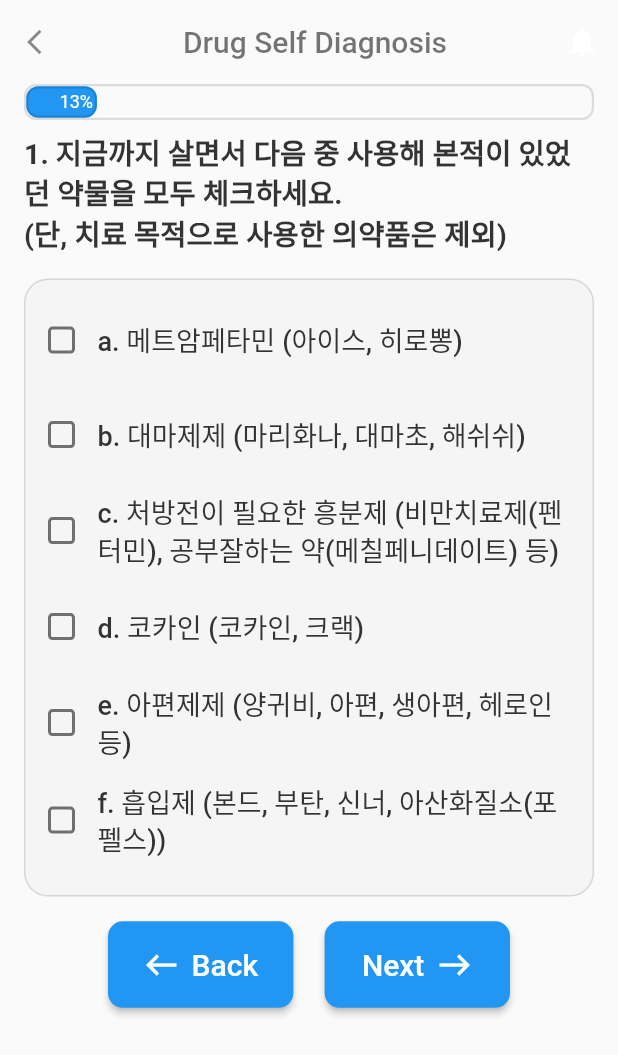
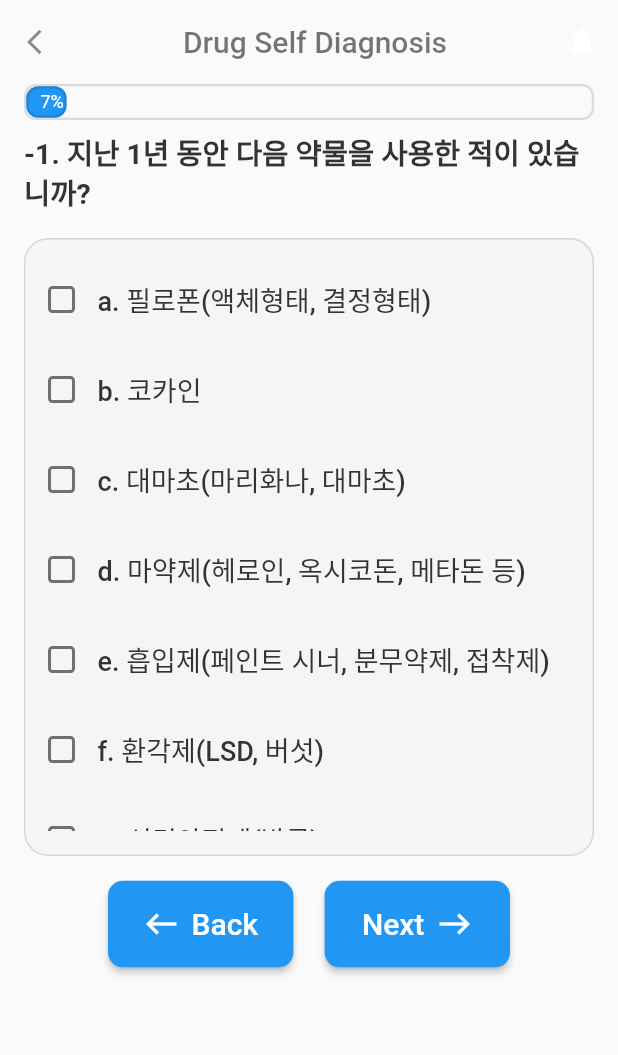
Before and after one commit to 2023-GSC-Diviction/Diviction-User, a Flutter app: the DrugSelfDiagnosis screen opened directly, on a phone screen of 412 x 824 dp. Shown: the top 1055 px of the screen. Run offline on Flutter 3.47's test engine with Material 2 defaults, Android fonts, the light colour scheme and no system bars; drawn by our look-alikes of flutter_animation_progress_bar; our stand-ins replace dio, flutter_chat_bubble, flutter_riverpod, image_picker, shared_preferences, table_calendar; accounts and stored records are empty.

Commit message:
feat change: 약물 자가진단의 UI 및 기능을 DAST(약물 선별 설문조사)로 변경함

```diff
--- a/lib/config/text_for_survey.dart
+++ b/lib/config/text_for_survey.dart
@@ -1,6 +1,49 @@
 import 'package:flutter/material.dart';
 
 const List<String> question = [
+  '-1. 지난 1년 동안 다음 약물을 사용한 적이 있습니까?',
+  '0. 이러한 약물을 얼마나 자주 사용했습니까?',
+  '1. 의료상 필요한 경우 이외에 약물을 사용했습니까?',
+  '2. 한 번에 두가지 이상의 약물을 남용합니까?',
+  '3. 중단하고 싶을 때 약물 사용을 중단 할 수 있습니까?',
+  '4. 약물 사용으로 인해 일시적 기억상실 또는 환각을 경험한 적이 있습니까?',
+  '5. 약물 사용에 대하여 나쁘다고 생각하거나 최책감을 느낍니까?',
+  '6. 귀하의 약물 사용에 대해 배우자(또는 부모)가 불평한 적이 있습니까?',
+  '7. 약물 사용을 이유로 가족을 소홀히 한 적이 있습니까? ',
+  '8. 약물을 입수하기 위해 불법적인 활동에 관여한 적이 있습니까?',
+  '9. 약물 복용을 중단했을 때 금단증상을 경험한 적이 있습니까? ',
+  '10. 약물 사용으로 인해 의학적 문제(예: 기억상실, 간염, 경련, 출혈)를 겪은적이 있습니까?',
+  '11. 주사로 약물을 주입한 적이 있습니까?',
+  '12. 약물 남용 치료를 받은 적이 있습니까?',
+];
+
+const Map<int, List<String>> answer = {
+  -1: [
+    'a. 필로폰(액체형태, 결정형태)',
+    'b. 코카인',
+    'c. 대마초(마리화나, 대마초)',
+    'd. 마약제(헤로인, 옥시코돈, 메타돈 등)',
+    'e. 흡입제(페인트 시너, 분무약제, 접착제)',
+    'f. 환각제(LSD, 버섯)',
+    'g. 신경안정제(발륨)',
+    'h. 기타 (신종 마약류)',
+  ],
+  0: ['월 1회 또는 미만', '매주', '매일 또는 거의 매일'],
+  1: ['아니요', '예'],
+  2: ['아니요', '예'],
+  3: ['아니요', '예'],
+  4: ['아니요', '예'],
+  5: ['아니요', '예'],
+  6: ['아니요', '예'],
+  7: ['아니요', '예'],
+  8: ['아니요', '예'],
+  9: ['아니요', '예'],
+  10: ['아니요', '예'],
+  11: ['없음', '있음, 지난 90일 이내', '있음, 지난 90일 이후'],
+  12: ['없음', '현재 치료중', '과거에 받은 적 있음'],
+};
+
+const List<String> question_pre = [
   '1. 지금까지 살면서 다음 중 사용해 본적이 있었던 약물을 모두 체크하세요.\n(단, 치료 목적으로 사용한 의약품은 제외)',
   '2. 아래의 약물을 지난 3개월 간 얼마나 자주 사용했습니까?',
   '3. 아래의 약물을 사용하고 싶은 강한 욕구가 지난 3개월 간 얼마나 자주 있었습니까?',
@@ -11,7 +54,7 @@ const List<String> question = [
   '8. 치료 이외의 목적으로, 주사기로 약물을 투여한 적이 있습니까?'
 ];
 
-const Map<int, List<String>> answer = {
+const Map<int, List<String>> answer_pre = {
   1: [
     'a. 메트암페타민 (아이스, 히로뽕)',
     'b. 대마제제 (마리화나, 대마초, 해쉬쉬)',
--- a/lib/screen/drug_self-diagnosis.dart
+++ b/lib/screen/drug_self-diagnosis.dart
@@ -1,5 +1,6 @@
 import 'package:diviction_user/config/style.dart';
 import 'package:diviction_user/config/text_for_survey.dart';
+import 'package:diviction_user/screen/drug_survey_result.dart';
 import 'package:diviction_user/widget/appbar.dart';
 import 'package:flutter/material.dart';
 import 'package:flutter_animation_progress_bar/flutter_animation_progress_bar.dart';
@@ -11,11 +12,13 @@ class DrugSelfDiagnosis extends StatefulWidget {
   State<DrugSelfDiagnosis> createState() => _DrugSelfDiagnosisState();
 }
 
+final int MaxValue = 12;
+
 class _DrugSelfDiagnosisState extends State<DrugSelfDiagnosis> {
-  int currentIndex = 1;
-  int MaxValue = 8;
-  List<bool> checkBoxList = List.generate(10, (index) => false); // false 10개
-  List<List<int>> choosedAnswers = []; // 마약 선택시에 그 개수에 맞게 초기화
+  int currentIndex = -1;
+  List<bool> checkBoxList = List.generate(8, (index) => false); // false 8개
+  // choosedAnswers : 0번 질문 부터 12번 질문까지에 대한 응답을 저장함 13개
+  List<int> choosedAnswers = List.generate(MaxValue + 1, (index) => -1);
   List<String> SelectedDrugsName = []; // 마약 선택시에 초기화
   ScrollController _scrollController =
       ScrollController(); // Next 버튼 누르면 스크롤 위치 초기화 되게할 때 사용
@@ -27,14 +30,8 @@ class _DrugSelfDiagnosisState extends State<DrugSelfDiagnosis> {
         List.generate(checkBoxList.length, (index) => index)
             .where((index) => checkBoxList[index] == true)
             .toList();
-    // print(SelectedDrugs);
     SelectedDrugsName =
         List.generate(SelectedDrugs.length, (index) => answer[1]![index]);
-    if (SelectedDrugs.length != choosedAnswers.length) {
-      choosedAnswers = List.generate(
-          SelectedDrugs.length, (index) => List.generate(7, (index) => -1));
-    }
-    // print(choosedAnswers);
     return SafeArea(
       child: Scaffold(
         appBar: const MyAppbar(
@@ -44,40 +41,30 @@ class _DrugSelfDiagnosisState extends State<DrugSelfDiagnosis> {
         ),
         body: Padding(
           padding: const EdgeInsets.only(left: 16, right: 16, bottom: 32),
+          child: SingleChildScrollView(
             child: Column(
               children: [
                 FAProgressBar(
-                currentValue: (currentIndex / MaxValue) * 100,
+                  currentValue: ((currentIndex + 2) / (MaxValue + 2)) * 100,
                   displayText: '%',
                   size: 24, // 높이
                   progressColor: Colors.blue,
                   border: Border.all(width: 1.5, color: Colors.black12),
                 ),
                 SizedBox(height: MediaQuery.of(context).size.height * 0.01),
-              Text(question[currentIndex - 1],
+                Text(question[currentIndex+1],
                     style: TextStyles.questionTextStyle),
                 SizedBox(height: MediaQuery.of(context).size.height * 0.02),
-              if (currentIndex == 1)
+                if (currentIndex == -1)
                   DrugChoose(
                     checkBoxList: checkBoxList,
                     drugCheckBoxPressed: drugCheckBoxPressed,
                   ),
-              if (currentIndex != 1)
-                Expanded(
-                  child: ListView.builder(
-                    controller: _scrollController,
-                    itemCount: SelectedDrugs.length,
-                    itemBuilder: (context, index) {
-                      return ExpectedAnswer(
-                        DrugName: answer[1]![SelectedDrugs[index]],
+                if (currentIndex != -1)
+                  ExpectedAnswer(
                     currentIndex: currentIndex,
-                        choosedAnswer_index: choosedAnswers[index],
+                    choosedAnswer: choosedAnswers,
                     onAnswerPressed: onAnswerPressed,
-                        ID: index,
-                        useRemoveLastLine: SelectedDrugs.length,
-                      );
-                    },
-                  ),
                   ),
                 SizedBox(height: MediaQuery.of(context).size.height * 0.02),
                 Padding(
@@ -91,14 +78,16 @@ class _DrugSelfDiagnosisState extends State<DrugSelfDiagnosis> {
                         onPressed: onBackButtonPressed,
                       ),
                       PreOrNextButton(
-                      content: currentIndex != 8 ? 'Next' : 'Result',
-                      icondata: currentIndex != 8 ? Icons.east : Icons.done,
+                        content: currentIndex != MaxValue ? 'Next' : 'Result',
+                        icondata:
+                            currentIndex != MaxValue ? Icons.east : Icons.done,
                         onPressed: onNextButtonPressed,
                       ),
                     ],
                   ),
                 ),
               ],
+            ),
           ),
         ),
       ),
@@ -111,70 +100,58 @@ class _DrugSelfDiagnosisState extends State<DrugSelfDiagnosis> {
     });
   }
 
-  void onAnswerPressed(int ID, int index) {
+  void onAnswerPressed(int index) {
     setState(() {
-      choosedAnswers[ID][currentIndex - 2] = index;
+      choosedAnswers[currentIndex] = index;
+      print(choosedAnswers);
     });
   }
 
   void onBackButtonPressed() {
     setState(() {
-      if (currentIndex > 1) {
-        _scrollToTop();
+      if (currentIndex >= 0) {
         currentIndex -= 1;
+        print('currentIndex $currentIndex');
       }
     });
   }
 
   void onNextButtonPressed() {
     setState(() {
-      if (currentIndex == 1) {
+      if (currentIndex == -1) {
         currentIndex += 1;
         return;
       }
-      // 해당 문항에서 사용자가 선택한 답변의 배열을 가져옴
-      var CheckUserAnswer =
-          choosedAnswers.map((list) => list[currentIndex - 2]).toList();
       // 하나라도 응답하지 않은 경우
-      if (CheckUserAnswer.any((value) => value == -1)) {
-        print("응답되지 않은 문항이 있습니다."); // -> 나중엔 토스트로 띄우기
-        _scrollToBottom();
+      // if (choosedAnswers.any((value) => value == -1)) {
+      //   print("응답되지 않은 문항이 있습니다."); // -> 나중엔 토스트로 띄우기
+      //   _scrollToBottom();
+      //   return;
+      // }
+      if (currentIndex != MaxValue) {
+        currentIndex += 1;
+        print('currentIndex $currentIndex');
         return;
       }
-      if (currentIndex != 8) {
-        _scrollToTop();
-        currentIndex += 1;
-      } else {
+      if (currentIndex == MaxValue) {
         print("자가진단 완료");
         choosedAnswers.forEach(
           (innerList) {
             print(SelectedDrugsName[choosedAnswers.indexOf(innerList)]);
             print(innerList);
             // 계산로직 추가하기
+            // API콜해서 데이터 저장하고
+            // 화면 전환
+            // Navigator.push(context,
+            //     MaterialPageRoute(builder: (context) => DrugSurveyResult()));
           },
         );
       }
     });
   }
-
-  void _scrollToTop() {
-    _scrollController.animateTo(
-      0,
-      duration: Duration(milliseconds: 300),
-      curve: Curves.easeInOut,
-    );
 }
 
-  void _scrollToBottom() {
-    _scrollController.animateTo(
-      _scrollController.position.maxScrollExtent,
-      duration: Duration(milliseconds: 300),
-      curve: Curves.easeInOut,
-    );
-  }
-}
-
-// 1번 질문의 예상답변(중복선택o), 체크박스
+// 마약 선택, 0번 질문의 예상답변(중복선택o), 체크박스
 class DrugChoose extends StatelessWidget {
   final checkBoxList;
   final drugCheckBoxPressed;
@@ -196,11 +173,11 @@ class DrugChoose extends StatelessWidget {
       child: Padding(
         padding: const EdgeInsets.fromLTRB(0, 16, 16, 16),
         child: ListView.builder(
-          itemCount: 10,
+          itemCount: answer[-1]!.length,
           itemBuilder: (context, index) {
             return Padding(
-              padding: index != 9
-                  ? const EdgeInsets.only(bottom: 15)
+              padding: index != answer[-1]!.length - 1
+                  ? const EdgeInsets.only(bottom: 12)
                   : EdgeInsets.zero,
               child:
                   // 전체를 InkWell로 감싸서 체크박스는 UI로 사용하고 한 라인 어디든 클릭시 체크되게 구현함
@@ -220,7 +197,7 @@ class DrugChoose extends StatelessWidget {
                     ),
                     Expanded(
                       child: Text(
-                        answer[1]![index],
+                        answer[-1]![index],
                         maxLines: null,
                         style: TextStyles.answerTextStyle,
                       ),
@@ -236,24 +213,17 @@ class DrugChoose extends StatelessWidget {
   }
 }
 
-// 2~8번 질문의 예상답변(중복선택x), 라디오 버튼
+// 1~10번 질문의 예상답변(중복선택x), 라디오 버튼
 class ExpectedAnswer extends StatelessWidget {
   final int currentIndex;
-  final List<int> choosedAnswer_index;
+  final List<int> choosedAnswer;
   final onAnswerPressed;
-  final String DrugName;
-  // choosedAnswers를 2중 리스트 배열로 변경하면서 약물 다중 선택시 어느 약물에 대한 응답인지 구별할때 필요하여 만듬
-  final int ID;
-  final int useRemoveLastLine;
 
   const ExpectedAnswer({
     Key? key,
     required this.currentIndex,
-    required this.choosedAnswer_index,
+    required this.choosedAnswer,
     required this.onAnswerPressed,
-    required this.DrugName,
-    required this.ID,
-    required this.useRemoveLastLine,
   }) : super(key: key);
 
   @override
@@ -263,16 +233,15 @@ class ExpectedAnswer extends StatelessWidget {
         ...List.generate(answer[currentIndex]!.length, (index) => index).map(
           (index) => Column(
             children: [
-              if (index == 0) DrugNameTextWidget(),
               SizedBox(height: MediaQuery.of(context).size.height * 0.002),
               SizedBox(
                 width: double.infinity, // 최대 너비로 설정
                 child: InkWell(
-                  onTap: () => onAnswerPressed(ID, index),
+                  onTap: () => onAnswerPressed(index),
                   child: Container(
                     height: MediaQuery.of(context).size.height * 0.1,
                     decoration: BoxDecoration(
-                      color: choosedAnswer_index[currentIndex - 2] == index
+                      color: choosedAnswer[currentIndex] == index
                           ? Colors.blue
                           : Colors.white,
                       borderRadius: BorderRadius.circular(16),
@@ -281,7 +250,7 @@ class ExpectedAnswer extends StatelessWidget {
                     child: Center(
                       child: Text(
                         answer[currentIndex]![index],
-                        style: choosedAnswer_index[currentIndex - 2] == index
+                        style: choosedAnswer[currentIndex] == index
                             ? const TextStyle(fontSize: 20, color: Colors.white)
                             : const TextStyle(
                                 fontSize: 20, color: Colors.black87),
@@ -290,20 +259,24 @@ class ExpectedAnswer extends StatelessWidget {
                   ),
                 ),
               ),
-              const SizedBox(height: 15),
+              const SizedBox(height: 12),
             ],
           ),
         ),
-        // 마지막이 아닐 때만 구분선 넣기
-        if (useRemoveLastLine - 1 != ID) dividingLine,
-        SizedBox(
-            height: MediaQuery.of(context).size.height *
-                0.015), // 약물 여러개 일때 UI가 붙어있어서 추가함
       ],
     );
   }
+}
 
-  Widget DrugNameTextWidget() {
+class QuestionTextWidget extends StatelessWidget {
+  final String question;
+  const QuestionTextWidget({
+    Key? key,
+    required this.question,
+  }) : super(key: key);
+
+  @override
+  Widget build(BuildContext context) {
     return IntrinsicHeight(
       child: Container(
         width: double.infinity,
@@ -314,7 +287,7 @@ class ExpectedAnswer extends StatelessWidget {
         child: Padding(
           padding: const EdgeInsets.only(left: 8),
           child: Text(
-            DrugName,
+            question,
             style: const TextStyle(
               fontSize: 20,
               color: Colors.black,
--- a/lib/screen/home_screen.dart
+++ b/lib/screen/home_screen.dart
@@ -1,4 +1,5 @@
 import 'package:diviction_user/screen/drug_self-diagnosis.dart';
+import 'drug_survey_result.dart';
 import 'package:flutter/material.dart';
 import 'package:table_calendar/table_calendar.dart';
 
@@ -106,7 +107,7 @@ class TestButton extends StatelessWidget {
     return InkWell(
       onTap: () {
         Navigator.push(context,
-            MaterialPageRoute(builder: (context) => DrugSelfDiagnosis()));
+            MaterialPageRoute(builder: (context) => DrugSelfDiagnosis())); // 테스트중으로 변경함
       },
       child: Container(
         decoration: BoxDecoration(
```
Lines whose indentation alone changed are shown as unchanged.
